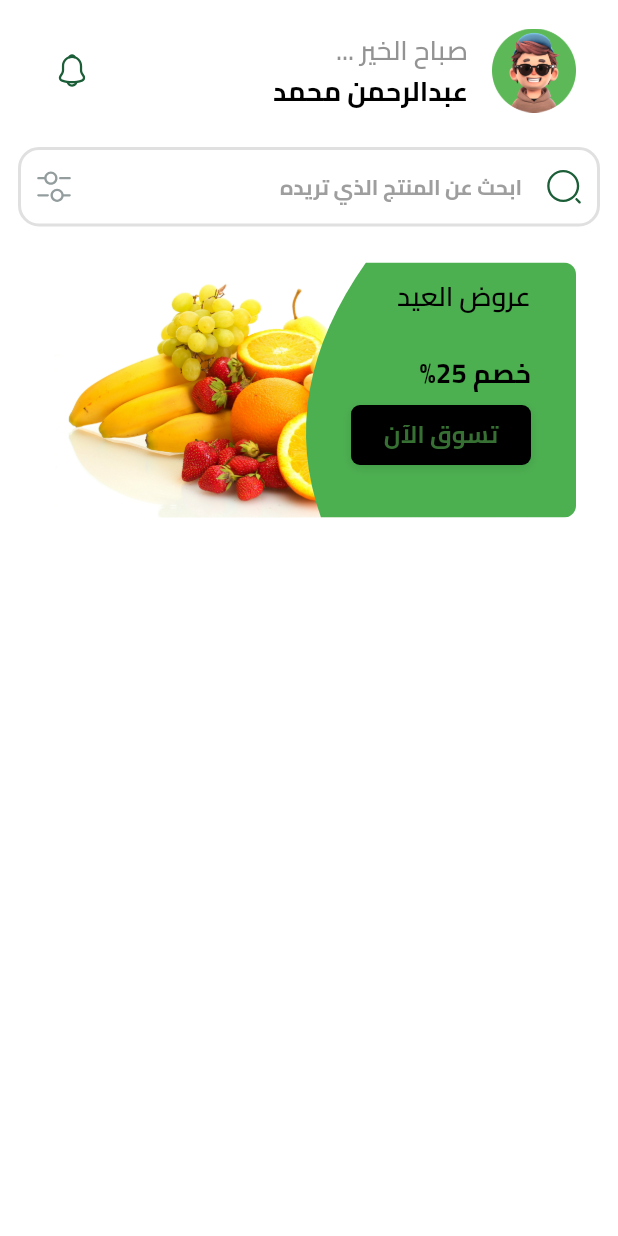
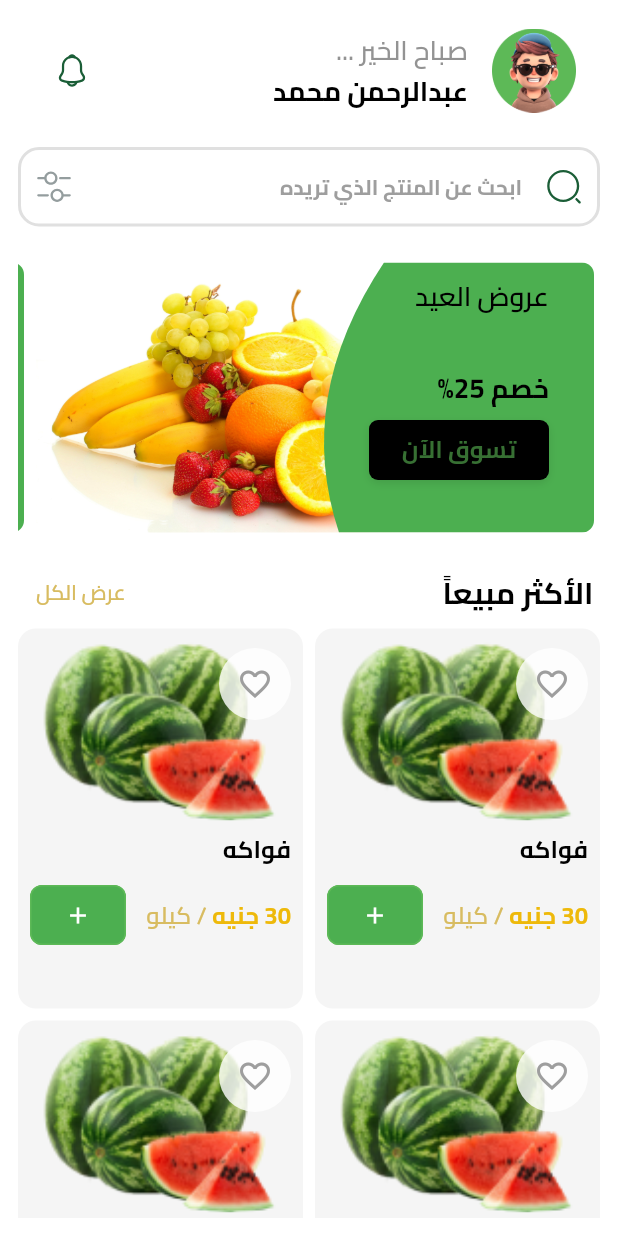
Before and after one commit to AbdulrhmanM0hamed/Fruits-App, a Flutter app: the HomeView screen opened by its route, on a phone screen of 412 x 824 dp. Run offline on Flutter 3.47's test engine with Material 3 defaults, Android fonts, the phone set to English and light mode, and no system bars; our stand-ins replace bloc, cloud_firestore, dartz, firebase_auth, firebase_core, flutter_bloc and 5 more; missing offline and left inert: flutter_facebook_auth; accounts and stored records are empty.

Commit message:
add best_selling

```diff
--- a/lib/core/utils/constants/colors.dart
+++ b/lib/core/utils/constants/colors.dart
@@ -8,6 +8,10 @@ static const Color primary = Color.fromARGB(255, 70, 146, 65);
 static const Color primaryDark = Color.fromARGB(255, 55, 112, 51);
 
 static const Color secondary = Color (0xFFFFE24B);
+static const Color pound = Color.fromARGB(255, 238, 185, 10);
+static const Color kilo = Color.fromARGB(255, 216, 188, 97);
+
+
 static const Color accent = Color (0xFFb0c7ff);
 
 
--- /dev/null
+++ b/lib/features/home/presentation/view/widgets/best_selling_item.dart
@@ -0,0 +1,98 @@
+import 'package:e_commerce/core/utils/constants/colors.dart';
+import 'package:e_commerce/core/utils/constants/font_manger.dart';
+import 'package:e_commerce/core/utils/constants/styles_manger.dart';
+import 'package:flutter/material.dart';
+
+class BestSellingItem extends StatelessWidget {
+  const BestSellingItem({super.key});
+
+  @override
+  Widget build(BuildContext context) {
+    return Container(
+
+      decoration: BoxDecoration(
+        borderRadius: BorderRadius.circular(12),
+        boxShadow: [
+          BoxShadow(
+            color: Colors.grey.withOpacity(0.1),
+          ),
+        ],
+      ),
+      child: Padding(
+        padding: const EdgeInsets.all(8.0),
+        child: Column(
+          crossAxisAlignment: CrossAxisAlignment.start,
+          children: [
+            Stack(
+              children: [
+                ClipRRect(
+                  borderRadius: BorderRadius.circular(8),
+                  child: Image.asset(
+                    'assets/images/watermelon_test.png',
+                    height: 120,
+                    width: double.infinity,
+                    fit: BoxFit.cover,
+                  ),
+                ),
+                Positioned(
+                  top: 5,
+                  child: Container(
+                    decoration: BoxDecoration(
+                      shape: BoxShape.circle,
+                      color: Colors.white.withOpacity(0.8),
+                    ),
+                    child: IconButton(
+                      icon: Icon(Icons.favorite_border, color: Colors.grey),
+                      onPressed: () {},
+                    ),
+                  ),
+                ),
+              ],
+            ),
+            const SizedBox(height: 8),
+            Text(
+              "فواكه",
+              style: TextStyle(
+                fontSize: 16,
+                fontWeight: FontWeight.bold,
+
+              ),
+            ),
+            const SizedBox(height: 8),
+            // السعر وزر الإضافة
+            Row(
+              children: [
+                RichText(
+  text: TextSpan(
+    children: [
+      TextSpan(
+        text: "30 جنيه", // النص الأول
+        style: getBoldStyle(fontFamily: FontConstant.cairo , fontSize: FontSize.size16 , color: TColors.pound)
+      ),
+      TextSpan(
+        text: " / كيلو", // النص الثاني
+        style:getSemiBoldStyle(fontFamily: FontConstant.cairo , fontSize: FontSize.size16 , color: TColors.kilo),
+      ),
+    ],
+  ),
+),
+
+                const Spacer(),
+                ElevatedButton(
+                  onPressed: () {},
+                  style: ElevatedButton.styleFrom(
+                    shape: RoundedRectangleBorder(
+                      borderRadius: BorderRadius.circular(8),
+                    ),
+                    backgroundColor: Colors.green,
+                  ),
+                  child: Icon(Icons.add, ),
+                ),
+              ],
+            ),
+          ],
+        ),
+      ),
+    );
+  }
+}
--- /dev/null
+++ b/lib/features/home/presentation/view/widgets/best_selling_text.dart
@@ -0,0 +1,27 @@
+import 'package:e_commerce/core/utils/constants/colors.dart';
+import 'package:e_commerce/core/utils/constants/font_manger.dart';
+import 'package:e_commerce/core/utils/constants/styles_manger.dart';
+import 'package:flutter/material.dart';
+
+class BestSellingText extends StatelessWidget {
+  const BestSellingText({super.key});
+
+  @override
+  Widget build(BuildContext context) {
+    return Row(
+      mainAxisAlignment: MainAxisAlignment.spaceBetween,
+      children: [
+        Text(
+          " الأكثر مبيعاً",
+          style: getBoldStyle(fontFamily:  FontConstant.cairo , fontSize: FontSize.size20),
+        ),
+        TextButton(
+          onPressed: () {},
+          child: Text(
+            "عرض الكل",
+            style: getSemiBoldStyle(fontFamily: FontConstant.cairo , color: TColors.kilo , fontSize: FontSize.size14),)
+        ),
+      ],
+    );
+  }
+}
--- a/lib/features/home/presentation/view/widgets/discount_widget.dart
+++ b/lib/features/home/presentation/view/widgets/discount_widget.dart
@@ -10,9 +10,9 @@ class DiscountBanner extends StatelessWidget {
   @override
   Widget build(BuildContext context) {
     return Padding(
-      padding: const EdgeInsets.symmetric(horizontal: 16, vertical: 8),
+      padding: const EdgeInsets.symmetric(horizontal: 4, vertical: 8),
       child: Container(
-        height: 170,
+        height: 180,
         decoration: BoxDecoration(
           borderRadius: BorderRadius.circular(8),
         ),
@@ -37,7 +37,6 @@ class DiscountBanner extends StatelessWidget {
             ClipPath(
               clipper: GreenCurveClipper(),
               child: Container(
-
                 width: 200,
                 decoration: BoxDecoration(
                   color: Colors.green,
@@ -54,12 +53,11 @@ class DiscountBanner extends StatelessWidget {
 
                     children: [
 
-
                        Text(
                         "عروض العيد",
                        style: getSemiBoldStyle(fontFamily: FontConstant.cairo , fontSize: FontSize.size18),
                       ),
-                      const SizedBox(height: 25),
+                      const SizedBox(height: 35),
                         Text(
                         "خصم 25%",
                         style: getBoldStyle(fontFamily: FontConstant.cairo , fontSize: FontSize.size18),
--- /dev/null
+++ b/lib/features/home/presentation/view/widgets/grid_view_item.dart
@@ -0,0 +1,24 @@
+import 'package:flutter/material.dart';
+import 'package:e_commerce/features/home/presentation/view/widgets/best_selling_item.dart';
+
+class BestSellingGridView extends StatelessWidget {
+  const BestSellingGridView({super.key});
+
+  @override
+  Widget build(BuildContext context) {
+    return SliverGrid(
+      gridDelegate: const SliverGridDelegateWithFixedCrossAxisCount(
+        crossAxisCount: 2,
+        crossAxisSpacing: 8,
+        mainAxisSpacing: 8,
+        childAspectRatio: 0.75,
+      ),
+      delegate: SliverChildBuilderDelegate(
+        (context, index) {
+          return const BestSellingItem();
+        },
+        childCount: 10, // عدد العناصر
+      ),
+    );
+  }
+}
--- a/lib/features/home/presentation/view/widgets/home_view_body.dart
+++ b/lib/features/home/presentation/view/widgets/home_view_body.dart
@@ -1,33 +1,34 @@
+import 'package:e_commerce/features/home/presentation/view/widgets/best_selling_item.dart';
+import 'package:e_commerce/features/home/presentation/view/widgets/best_selling_text.dart';
 import 'package:e_commerce/features/home/presentation/view/widgets/custom_list_view.dart';
 import 'package:e_commerce/features/home/presentation/view/widgets/custom_text_field.dart';
-import 'package:e_commerce/features/home/presentation/view/widgets/discount_widget.dart';
+import 'package:e_commerce/features/home/presentation/view/widgets/grid_view_item.dart';
 import 'package:flutter/widgets.dart';
 import 'package:e_commerce/features/home/presentation/view/widgets/custom_home_app_bar.dart';
-
 class HomeViewBody extends StatelessWidget {
   const HomeViewBody({super.key});
 
   @override
   Widget build(BuildContext context) {
     return const Padding(
-      padding: EdgeInsets.symmetric(horizontal: 12 , vertical: 12),
+      padding: EdgeInsets.symmetric(horizontal: 12, vertical: 12),
       child: CustomScrollView(
         slivers: [
           SliverToBoxAdapter(
-            child: CustomHomeAppBar(),
+            child: Column(
+              crossAxisAlignment: CrossAxisAlignment.start,
+              children: [
+                CustomHomeAppBar(),
+                SizedBox(height: 16),
+                CustomTextField(),
+                SizedBox(height: 16),
+                CustomListViewDiscountWidget(),
+                SizedBox(height: 8),
+                BestSellingText()
+              ],
+            ),
           ),
-          SliverToBoxAdapter(
-            child: SizedBox(height: 16,),
-          ),
-          SliverToBoxAdapter(
-            child: CustomTextField(),
-          ),
-          SliverToBoxAdapter(
-            child: SizedBox(height: 16,),
-          ),
-          SliverToBoxAdapter(
-            child: CustomListViewDiscountWidget(),
-          ),
+          BestSellingGridView(),
         ],
       ),
     );
```
